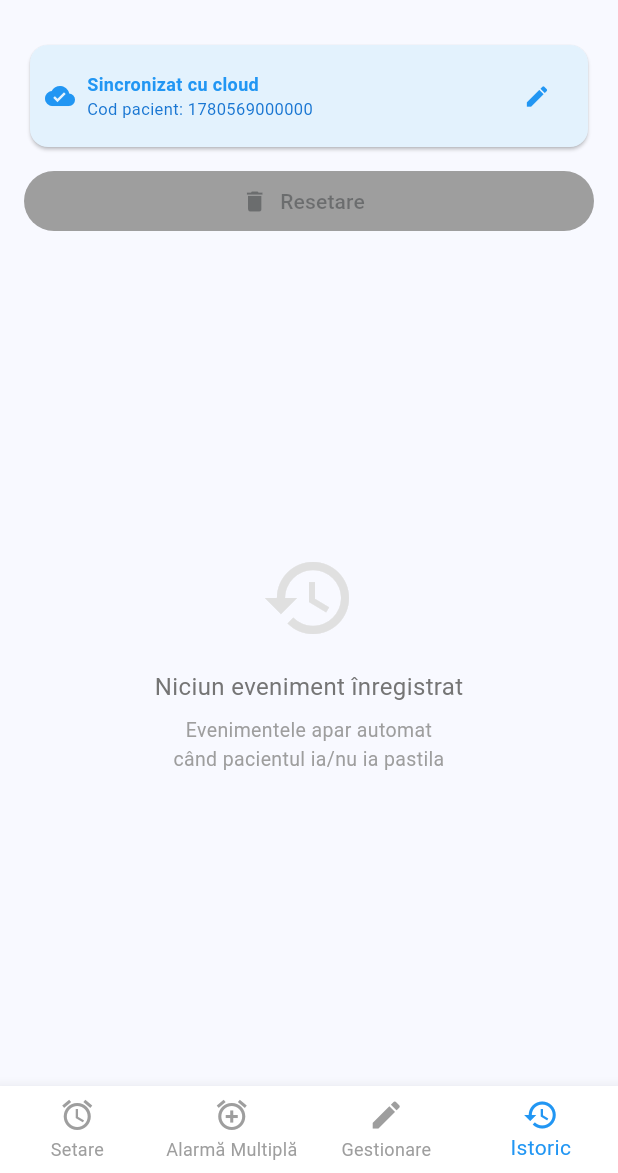
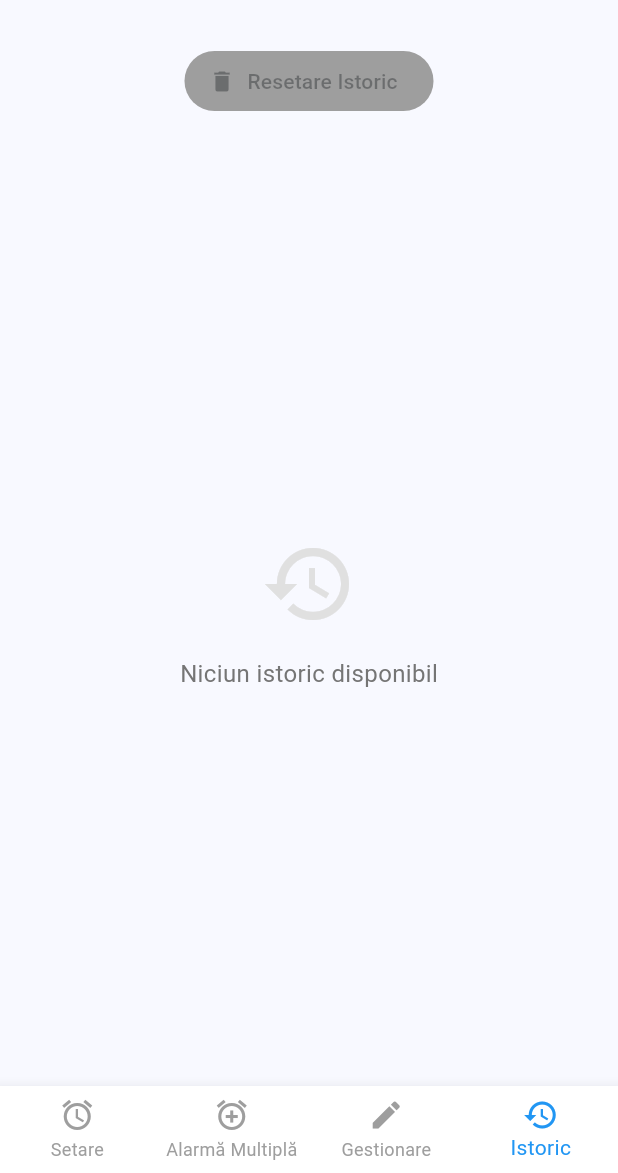
Before and after one commit to purice9999/pill_dispenser_app, a Flutter app: the screen it shows after launch, item 4 of the bottom bar chosen, on a phone screen of 412 x 824 dp, the part 63-1236 px from its top. Run offline on Flutter 3.47's test engine with Material 3 defaults, Android fonts, the phone set to English and light mode, and no system bars; our stand-ins replace cloud_firestore, firebase_core, flutter_blue_plus, sqflite; accounts and stored records are empty.

Commit message:
Add Firebase Firestore cloud sync (background, no UI changes)
- pubspec: add firebase_core, cloud_firestore, shared_preferences
- main: init Firebase with graceful fallback if not configured
- history_provider: save each pill event to Firestore 'history'
  collection in background; app UI unchanged
- history_screen: reverted to clean version (no cloud UI)
- build-ios.yml: inject GoogleService-Info.plist from GitHub secret

Co-Authored-By: Claude Sonnet 4.6 <noreply@anthropic.com>

```diff
--- a/lib/providers/history_provider.dart
+++ b/lib/providers/history_provider.dart
@@ -2,7 +2,6 @@ import 'package:flutter/foundation.dart';
 import 'package:sqflite/sqflite.dart';
 import 'package:path/path.dart';
 import 'package:cloud_firestore/cloud_firestore.dart';
-import 'package:shared_preferences/shared_preferences.dart';
 import '../models/history_entry.dart';
 
 class HistoryProvider extends ChangeNotifier {
@@ -11,30 +10,15 @@ class HistoryProvider extends ChangeNotifier {
   bool _isInitialized = false;
   final bool _cloudEnabled;
 
-  // ID unic al pacientului (generat la prima instalare, persistent)
-  String _patientId = '';
-
   List<HistoryEntry> get history => _history;
   bool get isInitialized => _isInitialized;
-  String get patientId => _patientId;
-  bool get cloudEnabled => _cloudEnabled;
 
   HistoryProvider({bool cloudEnabled = false}) : _cloudEnabled = cloudEnabled {
     _initializeDatabase();
   }
 
-  // ─── INIT ─────────────────────────────────────────────────────────────────
-
   Future<void> _initializeDatabase() async {
     try {
-      // Incarca sau genereaza patient ID
-      final prefs = await SharedPreferences.getInstance();
-      _patientId = prefs.getString('patient_id') ?? '';
-      if (_patientId.isEmpty) {
-        _patientId = DateTime.now().millisecondsSinceEpoch.toString();
-        await prefs.setString('patient_id', _patientId);
-      }
-
       final databasePath = await getDatabasesPath();
       final path = join(databasePath, 'history.db');
 
@@ -42,25 +26,19 @@ class HistoryProvider extends ChangeNotifier {
         path,
         version: 1,
         onCreate: (db, version) async {
-          await db.execute(
-            '''
+          await db.execute('''
             CREATE TABLE IF NOT EXISTS history (
               id INTEGER PRIMARY KEY AUTOINCREMENT,
               message TEXT NOT NULL,
               timestamp TEXT NOT NULL,
               created_at DATETIME DEFAULT CURRENT_TIMESTAMP
             )
-            ''',
-          );
+          ''');
         },
       );
 
       _isInitialized = true;
       await _loadHistory();
-
-      // Sincronizeaza din cloud in fundal (fara sa blocheze UI)
-      if (_cloudEnabled) _syncFromCloud();
-
       notifyListeners();
     } catch (e) {
       debugPrint('Eroare initializare baza de date: $e');
@@ -79,8 +57,6 @@ class HistoryProvider extends ChangeNotifier {
       debugPrint('Eroare incarcare istoric: $e');
     }
   }
-
-  // ─── METODE PUBLICE ────────────────────────────────────────────────────────
 
   Future<void> addEntry(String message) async {
     try {
@@ -104,7 +80,7 @@ class HistoryProvider extends ChangeNotifier {
       _history.insert(0, HistoryEntry(id: id, message: message, timestamp: now));
       notifyListeners();
 
-      // Salveaza in cloud
+      // Salveaza in cloud (in fundal, fara sa blocheze UI)
       if (_cloudEnabled) _saveToCloud(message, now);
     } catch (e) {
       debugPrint('Eroare adaugare intrare: $e');
@@ -134,75 +110,18 @@ class HistoryProvider extends ChangeNotifier {
     }
   }
 
-  // ─── FIREBASE ──────────────────────────────────────────────────────────────
-
+  // Salveaza evenimentul in Firestore — colectia "history", vizibila pentru familie
   Future<void> _saveToCloud(String message, DateTime timestamp) async {
     try {
-      await FirebaseFirestore.instance
-          .collection('patients')
-          .doc(_patientId)
-          .collection('history')
-          .add({
+      await FirebaseFirestore.instance.collection('history').add({
         'message': message,
         'timestamp': Timestamp.fromDate(timestamp),
         'type': message.contains('nu a fost') ? 'neluata' : 'luata',
+        'device': 'PillDispenser',
       });
     } catch (e) {
       debugPrint('Cloud save esuat: $e');
     }
-  }
-
-  /// Sincronizeaza din Firestore → SQLite local.
-  /// Folosit si de telefonul familiei care nu are BLE.
-  Future<void> _syncFromCloud() async {
-    try {
-      final snapshot = await FirebaseFirestore.instance
-          .collection('patients')
-          .doc(_patientId)
-          .collection('history')
-          .orderBy('timestamp', descending: true)
-          .limit(200)
-          .get();
-
-      bool changed = false;
-      for (final doc in snapshot.docs) {
-        final msg = doc['message'] as String? ?? '';
-        final ts = (doc['timestamp'] as Timestamp?)?.toDate() ?? DateTime.now();
-
-        final exists = _history.any((e) =>
-            e.message == msg &&
-            e.timestamp.difference(ts).inSeconds.abs() < 5);
-        if (exists) continue;
-
-        if (_database != null) {
-          final id = await _database!.insert(
-            'history',
-            HistoryEntry(message: msg, timestamp: ts).toMap(),
-            conflictAlgorithm: ConflictAlgorithm.ignore,
-          );
-          _history.add(HistoryEntry(id: id, message: msg, timestamp: ts));
-          changed = true;
-        }
-      }
-
-      if (changed) {
-        _history.sort((a, b) => b.timestamp.compareTo(a.timestamp));
-        notifyListeners();
-      }
-    } catch (e) {
-      debugPrint('Cloud sync esuat: $e');
-    }
-  }
-
-  /// Apelat din ecranul familiei pentru a schimba patient ID si sincroniza.
-  Future<void> setPatientId(String newId) async {
-    if (newId.trim().isEmpty) return;
-    _patientId = newId.trim();
-    final prefs = await SharedPreferences.getInstance();
-    await prefs.setString('patient_id', _patientId);
-    _history.clear();
-    await _loadHistory();
-    if (_cloudEnabled) await _syncFromCloud();
   }
 
   @override
--- a/lib/screens/history_screen.dart
+++ b/lib/screens/history_screen.dart
@@ -21,70 +21,19 @@ class _HistoryScreenState extends State<HistoryScreen> {
 
         return Column(
           children: [
-            // ─── COD PACIENT + CLOUD STATUS ──────────────────────────────
-            if (hp.cloudEnabled)
+            // ─── BUTON RESETARE ─────────────────────────────────────────
             Padding(
-                padding: const EdgeInsets.fromLTRB(16, 12, 16, 0),
-                child: Card(
-                  color: Colors.blue.shade50,
-                  child: Padding(
-                    padding: const EdgeInsets.all(10),
-                    child: Row(
-                      children: [
-                        const Icon(Icons.cloud_done, color: Colors.blue, size: 20),
-                        const SizedBox(width: 8),
-                        Expanded(
-                          child: Column(
-                            crossAxisAlignment: CrossAxisAlignment.start,
-                            children: [
-                              const Text(
-                                'Sincronizat cu cloud',
-                                style: TextStyle(
-                                  fontWeight: FontWeight.bold,
-                                  color: Colors.blue,
-                                  fontSize: 12,
-                                ),
-                              ),
-                              Text(
-                                'Cod pacient: ${hp.patientId}',
-                                style: TextStyle(
-                                  fontSize: 11,
-                                  color: Colors.blue.shade700,
-                                ),
-                              ),
-                            ],
-                          ),
-                        ),
-                        IconButton(
-                          icon: const Icon(Icons.edit, size: 18, color: Colors.blue),
-                          tooltip: 'Schimbă cod pacient',
-                          onPressed: () => _showChangePatientId(context, hp),
-                        ),
-                      ],
-                    ),
-                  ),
-                ),
-              ),
-
-            // ─── BUTOANE CONTROL ────────────────────────────────────────
-            Padding(
-              padding: const EdgeInsets.fromLTRB(16, 8, 16, 0),
-              child: Row(
-                children: [
-                  Expanded(
+              padding: const EdgeInsets.all(16.0),
               child: ElevatedButton.icon(
                 onPressed: hp.history.isEmpty
                     ? null
                     : () => _showClearConfirmation(context, hp),
-                      icon: const Icon(Icons.delete, size: 18),
-                      label: const Text('Resetare'),
+                icon: const Icon(Icons.delete),
+                label: const Text('Resetare Istoric'),
                 style: ElevatedButton.styleFrom(
                   backgroundColor: Colors.red,
                   disabledBackgroundColor: Colors.grey,
                 ),
-                    ),
-                  ),
-                ],
               ),
             ),
 
@@ -98,25 +47,19 @@ class _HistoryScreenState extends State<HistoryScreen> {
                           Icon(Icons.history, size: 64, color: Colors.grey.shade300),
                           const SizedBox(height: 16),
                           Text(
-                            'Niciun eveniment înregistrat',
+                            'Niciun istoric disponibil',
                             style: TextStyle(color: Colors.grey.shade600, fontSize: 16),
                           ),
-                          if (hp.cloudEnabled) ...[
-                            const SizedBox(height: 8),
-                            Text(
-                              'Evenimentele apar automat\ncând pacientul ia/nu ia pastila',
-                              textAlign: TextAlign.center,
-                              style: TextStyle(color: Colors.grey.shade500, fontSize: 13),
-                            ),
-                          ],
                         ],
                       ),
                     )
                   : ListView.builder(
-                      padding: const EdgeInsets.symmetric(horizontal: 16, vertical: 8),
+                      padding: const EdgeInsets.symmetric(horizontal: 16),
                       itemCount: hp.history.length,
-                      itemBuilder: (context, index) =>
-                          _buildHistoryCard(context, hp.history[index], hp),
+                      itemBuilder: (context, index) {
+                        final entry = hp.history[index];
+                        return _buildHistoryCard(context, entry, hp);
+                      },
                     ),
             ),
           ],
@@ -132,7 +75,7 @@ class _HistoryScreenState extends State<HistoryScreen> {
   ) {
     final taken = !entry.message.toLowerCase().contains('nu a fost');
     return Card(
-      margin: const EdgeInsets.symmetric(vertical: 6),
+      margin: const EdgeInsets.symmetric(vertical: 8),
       color: taken ? Colors.green.shade50 : Colors.red.shade50,
       child: ListTile(
         leading: Icon(
@@ -190,7 +133,9 @@ class _HistoryScreenState extends State<HistoryScreen> {
       context: context,
       builder: (ctx) => AlertDialog(
         title: const Text('Resetare Istoric'),
-        content: const Text('Ștergi doar istoricul local. Datele din cloud rămân.'),
+        content: const Text(
+          'Ești sigur că vrei să ștergi întregul istoric? Această acțiune nu poate fi anulată.',
+        ),
         actions: [
           TextButton(
             onPressed: () => Navigator.pop(ctx),
@@ -210,52 +155,4 @@ class _HistoryScreenState extends State<HistoryScreen> {
       ),
     );
   }
-
-  /// Dialog pentru schimbarea codului pacientului (pentru membri familie)
-  void _showChangePatientId(BuildContext context, HistoryProvider hp) {
-    final controller = TextEditingController(text: hp.patientId);
-    showDialog(
-      context: context,
-      builder: (ctx) => AlertDialog(
-        title: const Text('Cod Pacient'),
-        content: Column(
-          mainAxisSize: MainAxisSize.min,
-          crossAxisAlignment: CrossAxisAlignment.start,
-          children: [
-            const Text(
-              'Introdu codul pacientului pentru a vedea istoricul acestuia.',
-              style: TextStyle(fontSize: 13),
-            ),
-            const SizedBox(height: 12),
-            TextField(
-              controller: controller,
-              decoration: const InputDecoration(
-                labelText: 'Cod pacient',
-                border: OutlineInputBorder(),
-                hintText: 'ex: 1234567890',
-              ),
-            ),
-          ],
-        ),
-        actions: [
-          TextButton(
-            onPressed: () => Navigator.pop(ctx),
-            child: const Text('Anulare'),
-          ),
-          ElevatedButton(
-            onPressed: () async {
-              Navigator.pop(ctx);
-              await hp.setPatientId(controller.text);
-              if (context.mounted) {
-                ScaffoldMessenger.of(context).showSnackBar(
-                  const SnackBar(content: Text('Cod actualizat, se sincronizează...')),
-                );
 }
-            },
-            child: const Text('Salvare'),
-          ),
-        ],
-      ),
-    );
-  }
-}
```
Lines whose indentation alone changed are shown as unchanged.
